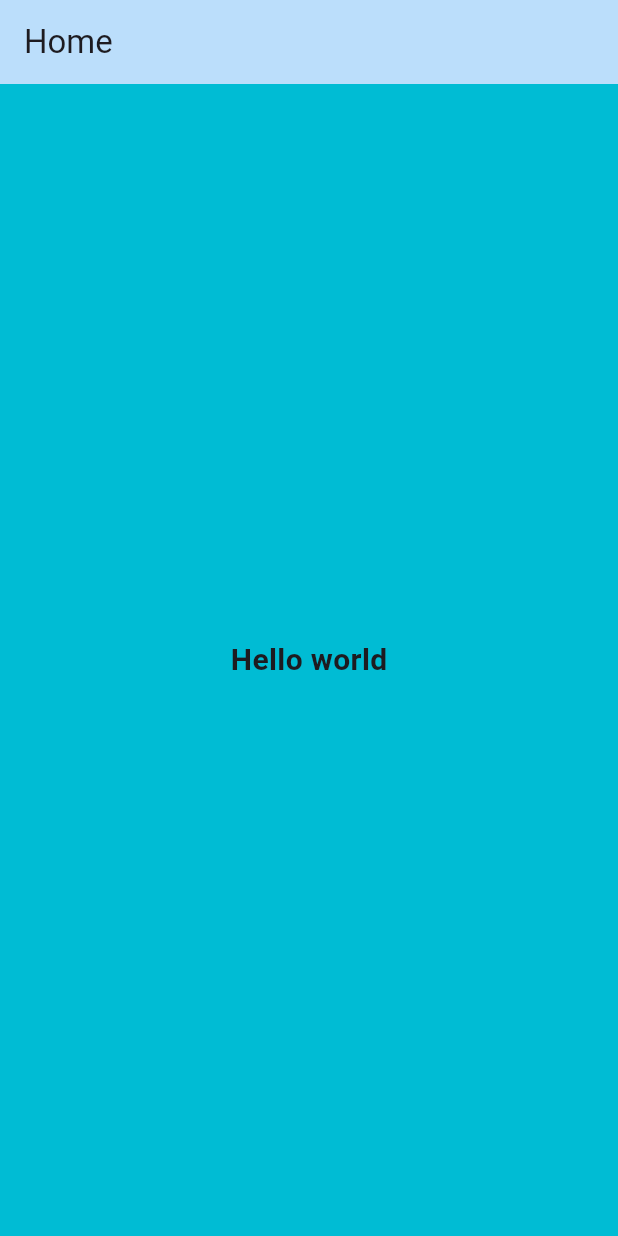
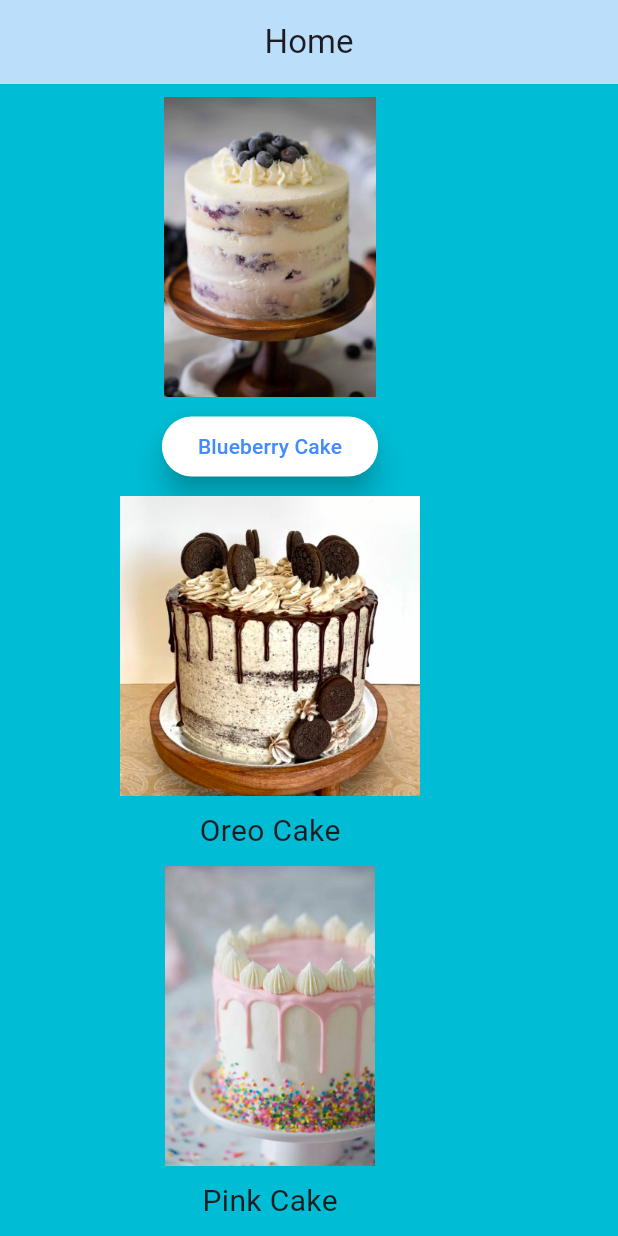
Before and after one commit to abidasultanna/live_class_project, a Flutter app: the screen it shows after launch, on a phone screen of 412 x 824 dp. Run offline on Flutter 3.47's test engine with Material 3 defaults, Android fonts, the phone set to English and light mode, and no system bars.

Commit message:
Your commit message here

```diff
--- a/lib/main.dart
+++ b/lib/main.dart
@@ -16,14 +16,56 @@ class MyApp extends StatelessWidget {
           backgroundColor: Colors.cyan,
           appBar: AppBar(
             title: Text('Home'),
+            centerTitle: true,
             backgroundColor: Color(0xFFBBDEFB),
           ),
-        body: Center(
-          child: Text('Hello world', style: TextStyle(
-            fontSize: 20, fontWeight: FontWeight.bold,
+          body: Column(
+            mainAxisAlignment: MainAxisAlignment.spaceEvenly,
+            children: [
+              Image.asset(
+                  'assets/blueberry.jpg',
+                  height: 200,
+                  width: 360,
+                  alignment: Alignment.center
+              ),
+              ElevatedButton(
+                style: ElevatedButton.styleFrom(
+                  backgroundColor: Colors.white,
+                  foregroundColor: Colors.blueAccent,
+                  shadowColor: Colors.black,
+                  elevation: 8,
+                ),
+                onPressed: (){
+                  print('Tapped on Elevated Button');
+                },
+                child: Text('Blueberry Cake'),
+              ),
+              Image.asset(
+                  'assets/oreo.jpg',
+                  height: 200,
+                  width: 360,
+                  alignment: Alignment.center
+              ),
+              Text('Oreo Cake',
+                selectionColor: Colors.purple,
+                style:TextStyle(
+                  fontSize: 20 ,
                 ),
               ),
+              Image.asset(
+                  'assets/pink.jpg',
+                  height: 200,
+                  width: 360,
+                  alignment: Alignment.center
               ),
+              Text('Pink Cake',
+                selectionColor: Colors.purple,
+                style:TextStyle(
+                  fontSize: 20 ,
+                ),
+              ),
+            ],
+          )
       ),
     );
   }
--- a/pubspec.yaml
+++ b/pubspec.yaml
@@ -59,8 +59,8 @@ flutter:
   uses-material-design: true
 
   # To add assets to your application, add an assets section, like this:
-  # assets:
-  #   - images/a_dot_burr.jpeg
+  assets:
+   - assets/
   #   - images/a_dot_ham.jpeg
 
   # An image asset can refer to one or more resolution-specific "variants", see
```
Also changed, not shown: assets/blueberry.jpg (added), assets/oreo.jpg (added), assets/pink.jpg (added). Lines whose indentation alone changed are shown as unchanged.
